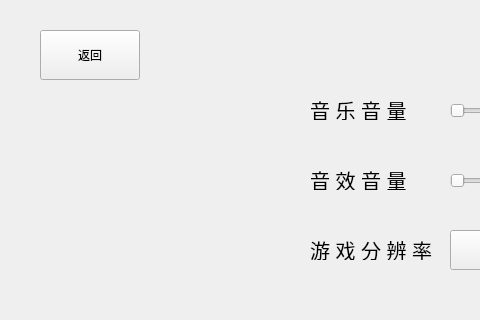
First picture: the form in assets/w2.ui, repository AbidHasanZidane/Tank1990, before the edit; both pictures show x 0 to 480 and y 0 to 320 of the 1280 by 720 pixel window.
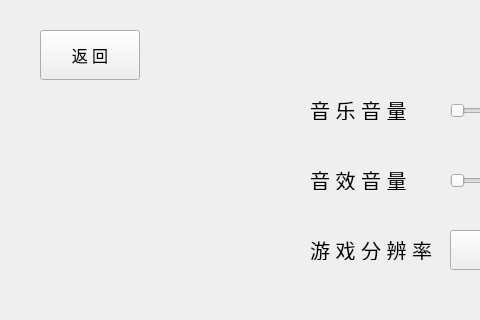
Second picture: the form after the edit. Icons and pictures are not drawn.

```diff
--- a/assets/w2.ui
+++ b/assets/w2.ui
@@ -35,8 +35,16 @@
      <height>50</height>
     </rect>
    </property>
+   <property name="font">
+    <font>
+     <pointsize>12</pointsize>
+    </font>
+   </property>
+   <property name="focusPolicy">
+    <enum>Qt::NoFocus</enum>
+   </property>
    <property name="text">
-    <string>返回</string>
+    <string>返 回</string>
    </property>
   </widget>
   <widget class="QSlider" name="horizontalSlider">
```
Left out of the diff: 6 changed lines with no effect on the pictures.
